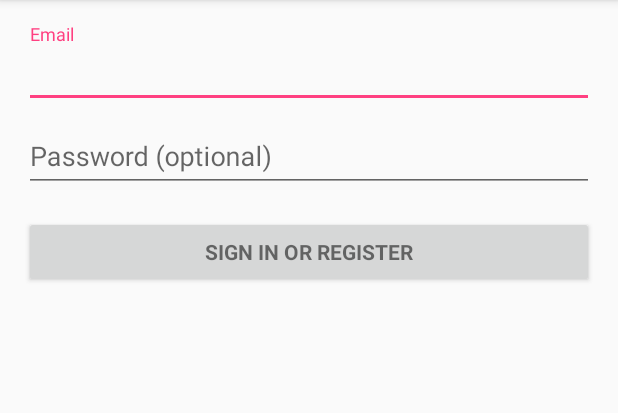
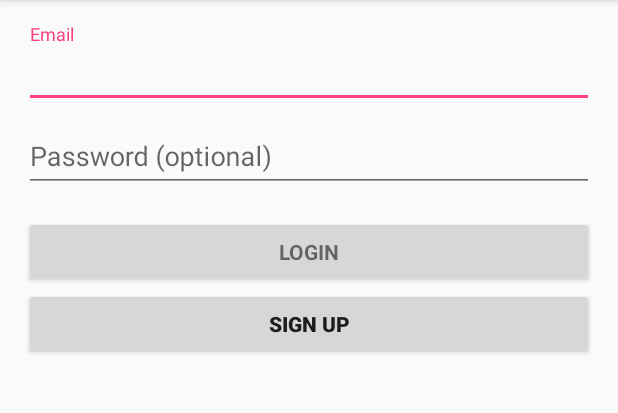
Before and after one commit to jchung-51/clubsMobile, an Android app: the screen it shows after launch (LoginActivity), on a phone screen of 412 x 824 dp, the part 84-497 px from its top. Run offline under Robolectric (Android 15) with nearby library versions, the phone set to English and light mode, and no system bars; 2 statements that could not run were skipped.

Commit message:
Login has signup button

```diff
--- a/app/src/main/res/layout/activity_login.xml
+++ b/app/src/main/res/layout/activity_login.xml
@@ -69,7 +69,12 @@
                 android:layout_width="match_parent"
                 android:layout_height="wrap_content"
                 android:layout_marginTop="16dp"
-                android:text="@string/action_sign_in"
+                android:text="@string/action_login"
+                android:textStyle="bold" />
+            <Button
+                android:layout_width="match_parent"
+                android:layout_height="wrap_content"
+                android:text="@string/action_sign_up"
                 android:textStyle="bold" />
 
         </LinearLayout>
--- a/app/src/main/res/values/strings.xml
+++ b/app/src/main/res/values/strings.xml
@@ -4,7 +4,8 @@
     <!-- Strings related to login -->
     <string name="prompt_email">Email</string>
     <string name="prompt_password">Password (optional)</string>
-    <string name="action_sign_in">Sign in or register</string>
+    <string name="action_login">Login</string>
+    <string name="action_sign_up">Sign Up</string>
     <string name="action_sign_in_short">Sign in</string>
     <string name="error_invalid_email">This email address is invalid</string>
     <string name="error_invalid_password">This password is too short</string>
```
